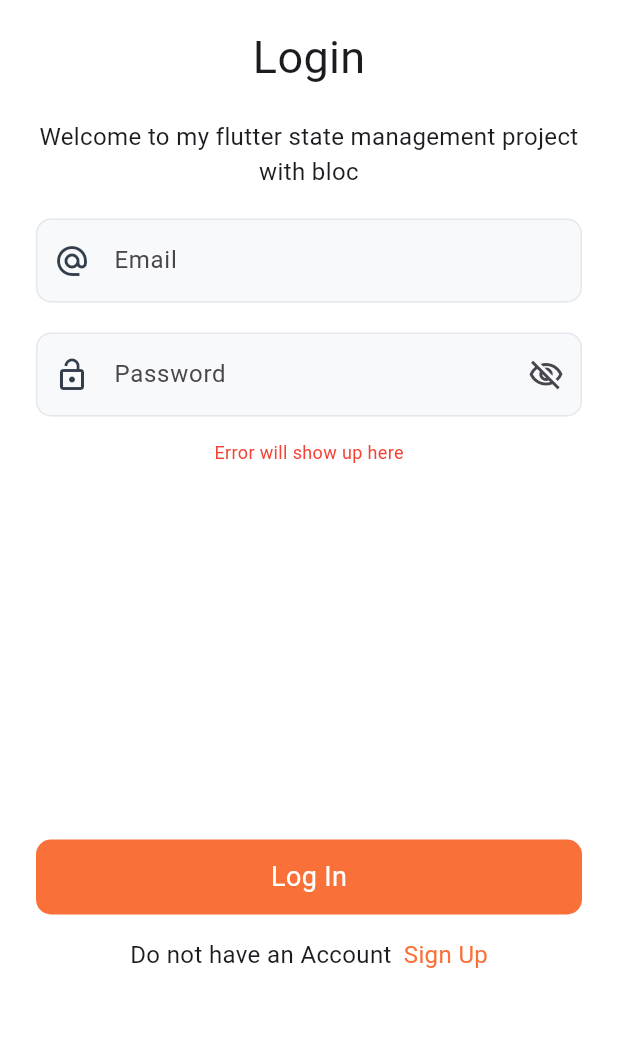
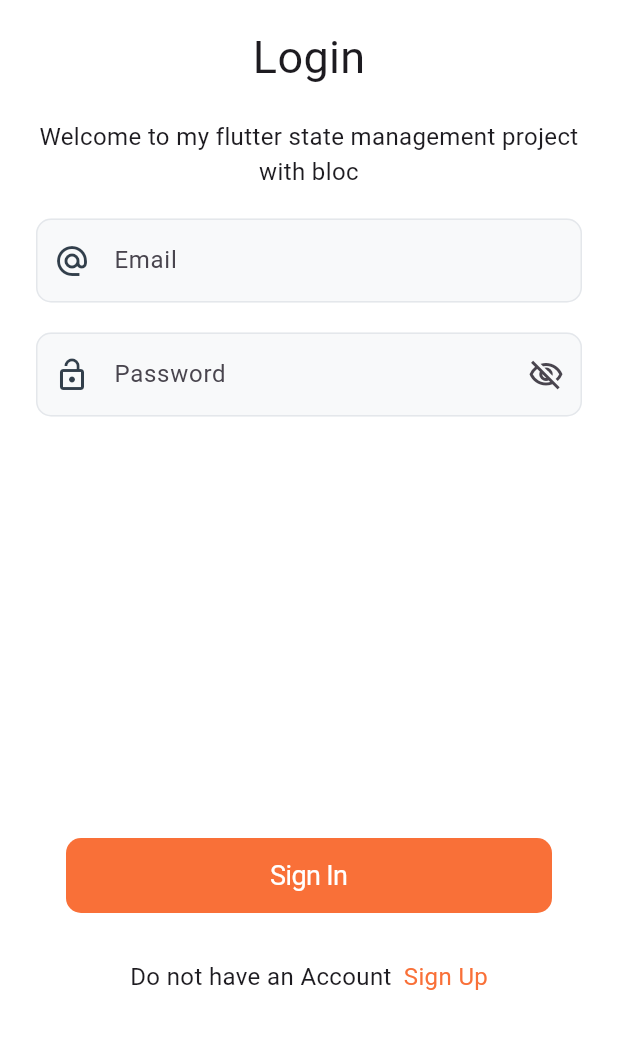
Before and after one commit to MuhammadAsif-12/bloc_management, a Flutter app: the screen it shows after launch, after a tap on "Log In with Email", on a phone screen of 412 x 824 dp, the part 173-1222 px from its top. Run offline on Flutter 3.47's test engine with Material 3 defaults, Android fonts, the phone set to English and light mode, and no system bars; our stand-ins replace bloc, connectivity, email_validator, flutter_bloc; Roboto replaces fonts that are missing (Rubik Medium, Rubik Regular).

Commit message:
Sign in with bloc is successfully implemented

```diff
--- a/lib/bloc/sign_in/sign_in_event.dart
+++ b/lib/bloc/sign_in/sign_in_event.dart
@@ -1,4 +1,13 @@
-part of 'sign_in_bloc.dart';
+abstract class SignInEvent {}
 
-@immutable
-sealed class SignInEvent {}
+class SignInChangedEvent extends SignInEvent {
+  String email;
+  String password;
+  SignInChangedEvent(this.email, this.password);
+}
+
+class SignInSubmittedEvent extends SignInEvent {
+  String email;
+  String password;
+  SignInSubmittedEvent(this.email, this.password);
+}
--- a/lib/bloc/sign_in/sign_in_state.dart
+++ b/lib/bloc/sign_in/sign_in_state.dart
@@ -1,6 +1,12 @@
-part of 'sign_in_bloc.dart';
+abstract class SignInState {}
 
-@immutable
-sealed class SignInState {}
+class SignInInitialState extends SignInState {}
 
-final class SignInInitial extends SignInState {}
+class SignInValidState extends SignInState {}
+
+class SignInErrorState extends SignInState {
+  String errorMessage;
+  SignInErrorState(this.errorMessage);
+}
+
+class SignInLoadingState extends SignInState {}
--- a/lib/screens/sign_in/sign_in_page.dart
+++ b/lib/screens/sign_in/sign_in_page.dart
@@ -1,7 +1,13 @@
+import 'package:bloc_management/bloc/sign_in/sign_in_bloc.dart';
+import 'package:bloc_management/bloc/sign_in/sign_in_event.dart';
+import 'package:bloc_management/bloc/sign_in/sign_in_state.dart';
+import 'package:flutter/cupertino.dart';
 import 'package:flutter/material.dart';
+import 'package:flutter_bloc/flutter_bloc.dart';
 
 class SignIn extends StatelessWidget {
-  const SignIn({super.key});
+  TextEditingController emailController = TextEditingController();
+  TextEditingController passwordController = TextEditingController();
 
   @override
   Widget build(BuildContext context) {
@@ -54,8 +60,7 @@ class SignIn extends StatelessWidget {
                 const Center(
                   child: Text(
                     'Login',
-                    style:
-                    TextStyle(fontSize: 30, fontFamily: 'Rubik Medium'),
+                    style: TextStyle(fontSize: 30, fontFamily: 'Rubik Medium'),
                   ),
                 ),
                 const SizedBox(
@@ -65,14 +70,18 @@ class SignIn extends StatelessWidget {
                   child: Text(
                     'Welcome to my flutter state management project with bloc',
                     textAlign: TextAlign.center,
-                    style:
-                    TextStyle(fontSize: 16, fontFamily: 'Rubik Regular'),
+                    style: TextStyle(fontSize: 16, fontFamily: 'Rubik Regular'),
                   ),
                 ),
                 const SizedBox(
                   height: 20,
                 ),
                 TextFormField(
+                  controller: emailController,
+                  onChanged: (val) {
+                    BlocProvider.of<SignInBloc>(context).add(SignInChangedEvent(
+                        emailController.text, passwordController.text));
+                  },
                   decoration: InputDecoration(
                     hintText: 'Email',
                     fillColor: const Color(0xffF8F9FA),
@@ -95,6 +104,11 @@ class SignIn extends StatelessWidget {
                   height: 20,
                 ),
                 TextFormField(
+                  controller: passwordController,
+                  onChanged: (val) {
+                    BlocProvider.of<SignInBloc>(context).add(SignInChangedEvent(
+                        emailController.text, passwordController.text));
+                  },
                   decoration: InputDecoration(
                       hintText: 'Password',
                       fillColor: const Color(0xffF8F9FA),
@@ -116,25 +130,42 @@ class SignIn extends StatelessWidget {
                 const SizedBox(
                   height: 15,
                 ),
-                const Text('Error will show up here', style: TextStyle(
-                    color: Colors.red,
-                    fontSize: 12
-                ),),
-
+                BlocBuilder<SignInBloc, SignInState>(
+                  builder: (context, state) {
+                    if (state is SignInErrorState) {
+                      return Text(
+                        state.errorMessage,
+                        style: TextStyle(color: Colors.red, fontSize: 12),
+                      );
+                    } else {
+                      return Container();
+                    }
+                  },
+                ),
                 const SizedBox(
                   height: 250,
                 ),
-                InkWell(
-                  onTap: (){},
+                BlocBuilder<SignInBloc, SignInState>(
+                  builder: (context, state) {
+                    return CupertinoButton(
+                      onPressed: () {
+                        if (state is SignInValidState) {
+                          BlocProvider.of<SignInBloc>(context).add(
+                              SignInSubmittedEvent(emailController.text,
+                                  passwordController.text));
+                        }
+                      },
                       child: Container(
                         height: 50,
                         width: 400,
                         decoration: BoxDecoration(
-                        color: const Color(0xffF97038),
+                            color: (state is SignInValidState)
+                                ? Colors.blue
+                                : Color(0xffF97038),
                             borderRadius: BorderRadius.circular(10)),
                         child: const Center(
                           child: Text(
-                        'Log In',
+                            'Sign In',
                             style: TextStyle(
                               fontSize: 18,
                               fontFamily: 'Rubik Regular',
@@ -143,6 +174,8 @@ class SignIn extends StatelessWidget {
                           ),
                         ),
                       ),
+                    );
+                  },
                 ),
                 const SizedBox(
                   height: 15,
@@ -153,10 +186,12 @@ class SignIn extends StatelessWidget {
                     Text(
                       'Do not have an Account',
                       textAlign: TextAlign.center,
-                      style: TextStyle(
-                          fontSize: 16, fontFamily: 'Rubik Regular'),
+                      style:
+                          TextStyle(fontSize: 16, fontFamily: 'Rubik Regular'),
                     ),
-                    SizedBox(width: 8,),
+                    SizedBox(
+                      width: 8,
+                    ),
                     Text(
                       'Sign Up',
                       textAlign: TextAlign.center,
--- a/lib/screens/sign_in/welcome_page.dart
+++ b/lib/screens/sign_in/welcome_page.dart
@@ -1,5 +1,8 @@
 import 'package:bloc_management/screens/sign_in/sign_in_page.dart';
 import 'package:flutter/material.dart';
+import 'package:flutter_bloc/flutter_bloc.dart';
+
+import '../../bloc/sign_in/sign_in_bloc.dart';
 
 class WelcomePage extends StatelessWidget {
   const WelcomePage({super.key});
@@ -66,7 +69,10 @@ class WelcomePage extends StatelessWidget {
                   onTap: () {
                     Navigator.push(
                       context,
-                      MaterialPageRoute(builder: (context) => SignIn()),
+                      MaterialPageRoute(
+                          builder: (context) => BlocProvider(
+                              create: (context) => SignInBloc(),
+                              child: SignIn())),
                     );
                   },
                   child: Container(
--- a/pubspec.yaml
+++ b/pubspec.yaml
@@ -38,6 +38,7 @@ dependencies:
   flutter_bloc: ^8.1.6
   connectivity: ^3.0.6
   connectivity_plus: ^6.0.5
+  email_validator: ^3.0.0
 
 dev_dependencies:
   flutter_test:
```
Also changed, not shown: lib/bloc/sign_in/sign_in_bloc.dart (+16 -7 lines), pubspec.lock. Lines whose indentation alone changed are shown as unchanged.
